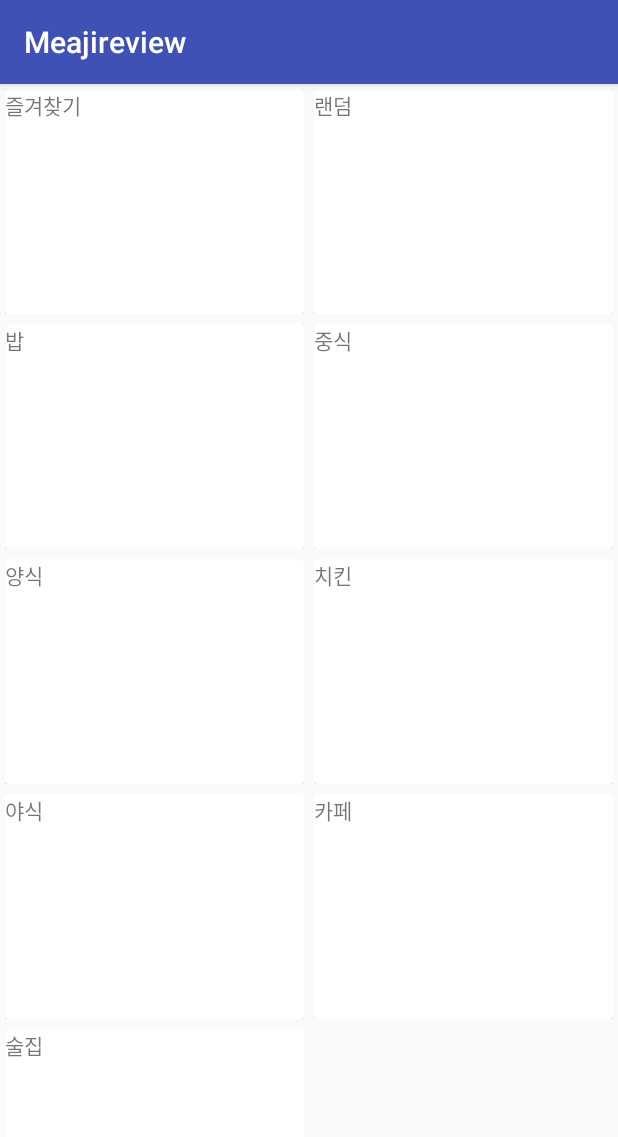
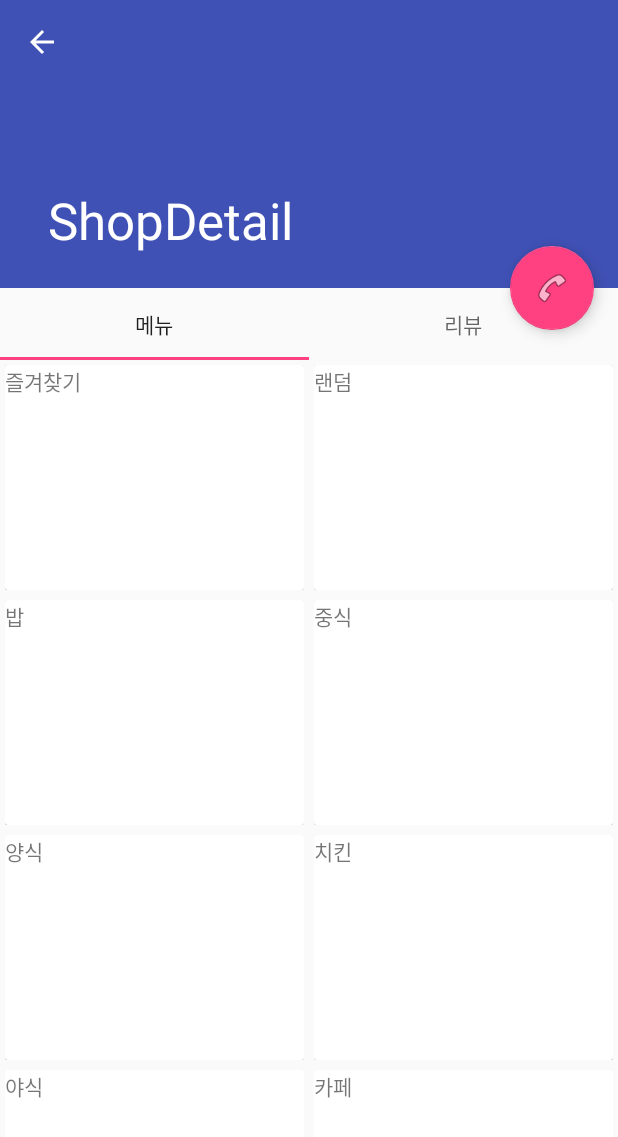
Before and after one commit to meajireview/meajireview, an Android app: the screen it shows after launch (MainActivity before the commit, ShopDetailActivity after it), after a tap on "즐겨찾기", on a phone screen of 412 x 824 dp. Shown: the top 1137 px of the screen. Run offline under Robolectric (Android 15) with nearby library versions, the phone set to English and light mode, and no system bars.

Commit message:
0. ShopDetail 페이지 레이아웃 완성 1. 검색페이지 생성 2. 코드 정리 필요.

```diff
--- a/app/build.gradle
+++ b/app/build.gradle
@@ -28,4 +28,5 @@ dependencies {
     compile 'com.android.support:cardview-v7:24.2.1'
     compile 'com.android.support:recyclerview-v7:24.2.1'
     compile 'com.android.support:appcompat-v7:24.2.1'
+    compile 'com.android.support:design:24.2.1'
 }
--- a/app/src/main/java/com/meajireview/meajireview_android/activity/MainActivity.java
+++ b/app/src/main/java/com/meajireview/meajireview_android/activity/MainActivity.java
@@ -1,10 +1,14 @@
 package com.meajireview.meajireview_android.activity;
 
+import android.content.Intent;
 import android.support.v7.app.AppCompatActivity;
 import android.os.Bundle;
 import android.support.v7.widget.GridLayoutManager;
 import android.support.v7.widget.LinearLayoutManager;
 import android.support.v7.widget.RecyclerView;
+import android.support.v7.widget.Toolbar;
+import android.view.Menu;
+import android.view.MenuItem;
 
 import com.meajireview.meajireview_android.R;
 import com.meajireview.meajireview_android.adapter.CategoryAdapter;
@@ -15,7 +19,6 @@ import java.util.ArrayList;
 /**
  * MainActivity<br>
  *   메인페이지
- *
  */
 public class MainActivity extends AppCompatActivity {
 
@@ -26,6 +29,10 @@ public class MainActivity extends AppCompatActivity {
     protected void onCreate(Bundle savedInstanceState) {
         super.onCreate(savedInstanceState);
         setContentView(R.layout.activity_main);
+
+        Toolbar toolbar = (Toolbar)findViewById(R.id.toolBar);
+        setSupportActionBar(toolbar);
+        getSupportActionBar().setTitle("매지리뷰");
 
         recyclerView=(RecyclerView)findViewById(R.id.recyclerView);
         recyclerView.setLayoutManager(new GridLayoutManager(this, 2));
@@ -42,4 +49,20 @@ public class MainActivity extends AppCompatActivity {
 
         recyclerView.setAdapter(new CategoryAdapter(getApplicationContext(),items));
     }
+
+    @Override
+    public boolean onCreateOptionsMenu(Menu menu) {
+        getMenuInflater().inflate(R.menu.menu_main,menu);
+        return super.onCreateOptionsMenu(menu);
+    }
+
+    @Override
+    public boolean onOptionsItemSelected(MenuItem item) {
+        if(item.getItemId()==R.id.action_search){
+            startActivity(new Intent(MainActivity.this,SearchActivity.class));
+            overridePendingTransition(0,0);
+            return true;
+        }
+        return super.onOptionsItemSelected(item);
+    }
 }
--- /dev/null
+++ b/app/src/main/java/com/meajireview/meajireview_android/activity/ShopDetailActivity.java
@@ -0,0 +1,53 @@
+package com.meajireview.meajireview_android.activity;
+
+import android.os.Bundle;
+import android.support.annotation.Nullable;
+import android.support.design.widget.CollapsingToolbarLayout;
+import android.support.design.widget.FloatingActionButton;
+import android.support.design.widget.TabLayout;
+import android.support.v4.view.ViewPager;
+import android.support.v7.app.AppCompatActivity;
+import android.support.v7.widget.Toolbar;
+import android.view.View;
+import android.widget.Toast;
+
+import com.meajireview.meajireview_android.R;
+import com.meajireview.meajireview_android.adapter.ShopViewPagerAdapter;
+import com.meajireview.meajireview_android.fragment.ListFragment;
+
+/**
+ * Created by songmho on 2016-10-09.
+ */
+
+public class ShopDetailActivity extends AppCompatActivity implements View.OnClickListener {
+    @Override
+    protected void onCreate(@Nullable Bundle savedInstanceState) {
+        super.onCreate(savedInstanceState);
+        setContentView(R.layout.activity_shopdetail);
+
+        Toolbar toolbar = (Toolbar)findViewById(R.id.toolBar);
+        FloatingActionButton fabCall = (FloatingActionButton)findViewById(R.id.fabCall);
+        CollapsingToolbarLayout collapsingToolbar = (CollapsingToolbarLayout)findViewById(R.id.collapsingToolbar);
+        ViewPager viewPager = (ViewPager)findViewById(R.id.viewPager);
+        TabLayout tabLayout = (TabLayout)findViewById(R.id.tabLayout);
+
+        setSupportActionBar(toolbar);
+        getSupportActionBar().setDisplayHomeAsUpEnabled(true);
+
+        collapsingToolbar.setTitle("ShopDetail");
+        fabCall.setOnClickListener(this);
+
+        ShopViewPagerAdapter shopViewPagerAdapter =new ShopViewPagerAdapter(getSupportFragmentManager());
+        shopViewPagerAdapter.addFragment(new ListFragment(),"메뉴");
+        shopViewPagerAdapter.addFragment(new ListFragment(),"리뷰");
+        viewPager.setAdapter(shopViewPagerAdapter);
+        tabLayout.setupWithViewPager(viewPager);
+    }
+
+    @Override
+    public void onClick(View v) {
+        if(v.getId()==R.id.fabCall){
+            Toast.makeText(this, "전화번호 받고 intent 해야함.", Toast.LENGTH_SHORT).show();
+        }
+    }
+}
--- a/app/src/main/java/com/meajireview/meajireview_android/adapter/CategoryAdapter.java
+++ b/app/src/main/java/com/meajireview/meajireview_android/adapter/CategoryAdapter.java
@@ -1,6 +1,7 @@
 package com.meajireview.meajireview_android.adapter;
 
 import android.content.Context;
+import android.content.Intent;
 import android.support.v7.widget.CardView;
 import android.support.v7.widget.RecyclerView;
 import android.view.LayoutInflater;
@@ -10,6 +11,7 @@ import android.widget.TextView;
 import android.widget.Toast;
 
 import com.meajireview.meajireview_android.R;
+import com.meajireview.meajireview_android.activity.ShopDetailActivity;
 import com.meajireview.meajireview_android.item.CategoryItem;
 
 import java.util.ArrayList;
@@ -42,6 +44,9 @@ public class CategoryAdapter extends RecyclerView.Adapter {
             @Override
             public void onClick(View v) {
                 Toast.makeText(context, item.getCategory(), Toast.LENGTH_SHORT).show();
+                Intent intent=new Intent(context.getApplicationContext(), ShopDetailActivity.class);
+                intent.setFlags(Intent.FLAG_ACTIVITY_NEW_TASK);
+                context.startActivity(intent);
             }
         });
     }
--- /dev/null
+++ b/app/src/main/java/com/meajireview/meajireview_android/adapter/ShopViewPagerAdapter.java
@@ -0,0 +1,42 @@
+package com.meajireview.meajireview_android.adapter;
+
+import android.support.v4.app.Fragment;
+import android.support.v4.app.FragmentManager;
+import android.support.v4.app.FragmentPagerAdapter;
+
+import com.meajireview.meajireview_android.fragment.ListFragment;
+
+import java.util.ArrayList;
+
+/**
+ * Created by songmho on 2016-10-09.
+ */
+public class ShopViewPagerAdapter extends FragmentPagerAdapter{
+    ArrayList<Fragment> mFragments = new ArrayList<>();
+    ArrayList<String> mTitles = new ArrayList<>();
+    FragmentManager fragmentManager;
+    public ShopViewPagerAdapter(FragmentManager fragmentManager) {
+        super(fragmentManager);
+        this.fragmentManager=fragmentManager;
+    }
+
+    @Override
+    public Fragment getItem(int position) {
+        return mFragments.get(position);
+    }
+
+    @Override
+    public int getCount() {
+        return mFragments.size();
+    }
+
+    public void addFragment(ListFragment listFragment, String title) {
+        mFragments.add(listFragment);
+        mTitles.add(title);
+    }
+
+    @Override
+    public CharSequence getPageTitle(int position) {
+        return mTitles.get(position);
+    }
+}
--- /dev/null
+++ b/app/src/main/java/com/meajireview/meajireview_android/fragment/ListFragment.java
@@ -0,0 +1,50 @@
+package com.meajireview.meajireview_android.fragment;
+
+import android.os.Bundle;
+import android.support.annotation.Nullable;
+import android.support.v4.app.Fragment;
+import android.support.v7.widget.GridLayoutManager;
+import android.support.v7.widget.RecyclerView;
+import android.view.LayoutInflater;
+import android.view.View;
+import android.view.ViewGroup;
+
+import com.meajireview.meajireview_android.R;
+import com.meajireview.meajireview_android.adapter.CategoryAdapter;
+import com.meajireview.meajireview_android.item.CategoryItem;
+
+import java.util.ArrayList;
+
+/**
+ * Created by songmho on 2016-10-09.
+ */
+
+public class ListFragment extends Fragment{
+
+    @Override
+    public void onCreate(@Nullable Bundle savedInstanceState) {
+        super.onCreate(savedInstanceState);
+    }
+
+    @Nullable
+    @Override
+    public View onCreateView(LayoutInflater inflater, @Nullable ViewGroup container, @Nullable Bundle savedInstanceState) {
+        View view = inflater.inflate(R.layout.fragment_list,container,false);
+        RecyclerView recyclerView =(RecyclerView)view.findViewById(R.id.recyclerView);
+
+        ArrayList<CategoryItem> items= new ArrayList<>();
+        recyclerView.setLayoutManager(new GridLayoutManager(getActivity().getApplicationContext(), 2));
+        items.add(new CategoryItem("즐겨찾기"));
+        items.add(new CategoryItem("랜덤"));
+        items.add(new CategoryItem("밥"));
+        items.add(new CategoryItem("중식"));
+        items.add(new CategoryItem("양식"));
+        items.add(new CategoryItem("치킨"));
+        items.add(new CategoryItem("야식"));
+        items.add(new CategoryItem("카페"));
+        items.add(new CategoryItem("술집"));
+
+        recyclerView.setAdapter(new CategoryAdapter(getActivity().getApplicationContext(),items));
+        return view;
+    }
+}
--- a/app/src/main/res/layout/activity_main.xml
+++ b/app/src/main/res/layout/activity_main.xml
@@ -1,13 +1,16 @@
 <?xml version="1.0" encoding="utf-8"?>
-<RelativeLayout xmlns:android="http://schemas.android.com/apk/res/android"
+<LinearLayout xmlns:android="http://schemas.android.com/apk/res/android"
     xmlns:tools="http://schemas.android.com/tools"
     android:id="@+id/activity_main"
     android:layout_width="match_parent"
     android:layout_height="match_parent"
-    tools:context="com.meajireview.meajireview_android.activity.MainActivity">
-
+    tools:context="com.meajireview.meajireview_android.activity.MainActivity"
+    android:orientation="vertical">
+    <include
+        layout="@layout/toolbar"
+        android:id="@+id/toolBar"/>
     <android.support.v7.widget.RecyclerView
         android:id="@+id/recyclerView"
         android:layout_width="match_parent"
         android:layout_height="match_parent"/>
-</RelativeLayout>
+</LinearLayout>
--- /dev/null
+++ b/app/src/main/res/layout/activity_shopdetail.xml
@@ -0,0 +1,65 @@
+<?xml version="1.0" encoding="utf-8"?>
+<android.support.design.widget.CoordinatorLayout xmlns:android="http://schemas.android.com/apk/res/android"
+    xmlns:app="http://schemas.android.com/apk/res-auto"
+    android:orientation="vertical"
+    android:layout_width="match_parent"
+    app:title=""
+    android:layout_height="match_parent">
+
+    <android.support.design.widget.AppBarLayout
+        android:id="@+id/appBar"
+        android:layout_height="192dp"
+        android:layout_width="match_parent"
+        android:fitsSystemWindows="true"
+        android:theme="@style/ThemeOverlay.AppCompat.Dark.ActionBar">
+
+        <android.support.design.widget.CollapsingToolbarLayout
+            android:id="@+id/collapsingToolbar"
+            android:layout_height="match_parent"
+            android:layout_width="match_parent"
+            android:fitsSystemWindows="true"
+            app:contentScrim="?attr/colorPrimary"
+            app:layout_scrollFlags="scroll|exitUntilCollapsed"
+            >
+            <ImageView android:layout_width="match_parent"
+                android:layout_height="match_parent"
+                android:scaleType="centerCrop"
+                android:fitsSystemWindows="true"
+                app:layout_collapseMode="parallax"/>
+            <android.support.v7.widget.Toolbar
+                android:id="@+id/toolBar"
+                android:layout_height="?attr/actionBarSize"
+                android:layout_width="match_parent"
+                app:layout_collapseMode="pin"/>
+            </android.support.design.widget.CollapsingToolbarLayout>
+        </android.support.design.widget.AppBarLayout>
+
+        <LinearLayout
+            android:layout_width="match_parent"
+            android:layout_height="match_parent"
+            android:orientation="vertical"
+            app:layout_behavior="@string/appbar_scrolling_view_behavior">
+            <android.support.design.widget.TabLayout
+                android:id="@+id/tabLayout"
+                android:layout_height="wrap_content"
+                android:layout_width="match_parent"
+                app:tabMode="fixed"
+                app:tabGravity="fill"/>
+            <android.support.v4.view.ViewPager
+                android:id="@+id/viewPager"
+                android:layout_width="match_parent"
+                android:layout_height="match_parent"
+                android:layout_below="@id/tabLayout"/>
+        </LinearLayout>
+
+    <android.support.design.widget.FloatingActionButton
+        android:id="@+id/fabCall"
+        android:layout_width="wrap_content"
+        android:layout_height="wrap_content"
+        android:src="@android:drawable/ic_menu_call"
+        android:layout_margin="16dp"
+        app:layout_anchor="@+id/appBar"
+        app:layout_anchorGravity="bottom|right|end"
+        />
+
+</android.support.design.widget.CoordinatorLayout>
--- /dev/null
+++ b/app/src/main/res/layout/fragment_list.xml
@@ -0,0 +1,13 @@
+<?xml version="1.0" encoding="utf-8"?>
+<LinearLayout xmlns:android="http://schemas.android.com/apk/res/android"
+    xmlns:app="http://schemas.android.com/apk/res-auto"
+    android:orientation="vertical"
+    android:layout_width="match_parent"
+    android:layout_height="wrap_content"
+    app:layout_behavior="@string/appbar_scrolling_view_behavior">
+
+    <android.support.v7.widget.RecyclerView
+        android:id="@+id/recyclerView"
+        android:layout_width="match_parent"
+        android:layout_height="match_parent"/>
+</LinearLayout>
--- /dev/null
+++ b/app/src/main/res/menu/menu_main.xml
@@ -0,0 +1,8 @@
+<?xml version="1.0" encoding="utf-8"?>
+<menu xmlns:android="http://schemas.android.com/apk/res/android"
+    xmlns:app="http://schemas.android.com/apk/res-auto">
+    <item android:id="@+id/action_search"
+        android:icon="@android:drawable/ic_menu_search"
+        app:showAsAction="always"
+        android:title="Search"/>
+</menu>
--- a/app/src/main/res/values/styles.xml
+++ b/app/src/main/res/values/styles.xml
@@ -1,7 +1,7 @@
 <resources>
 
     <!-- Base application theme. -->
-    <style name="AppTheme" parent="Theme.AppCompat.Light.DarkActionBar">
+    <style name="AppTheme" parent="Theme.AppCompat.Light.NoActionBar">
         <!-- Customize your theme here. -->
         <item name="colorPrimary">@color/colorPrimary</item>
         <item name="colorPrimaryDark">@color/colorPrimaryDark</item>
```
Also changed, not shown: app/src/main/AndroidManifest.xml (+12 -0 lines), app/src/main/java/com/meajireview/meajireview_android/activity/SearchActivity.java (added, +77 -0 lines), app/src/main/res/layout/activity_search.xml (added, +8 -0 lines), app/src/main/res/layout/toolbar.xml (added, +12 -0 lines), app/src/main/res/menu/menu_search.xml (added, +9 -0 lines).
